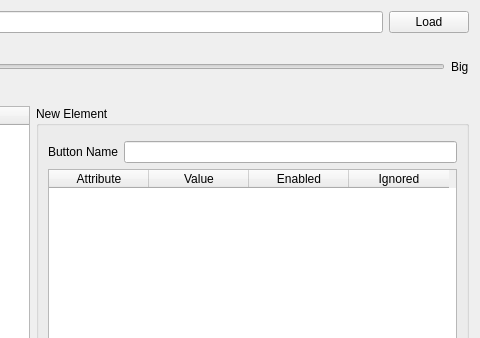
Before: the Qt Designer form ProductionTools/FieldToolBox/field_setup.ui in dsgoficial/DsgTools, drawn with Qt 5; both pictures show x 261 to 741 and y 0 to 338 of the 741 by 631 pixel window.
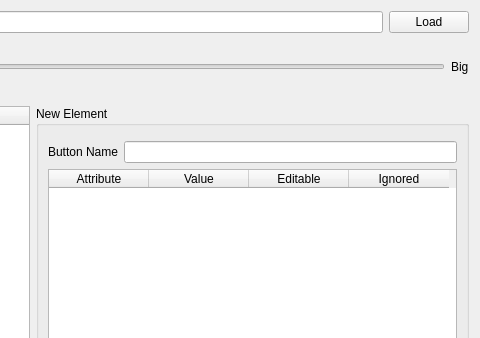
After: the same form once the commit is applied. Custom widgets are drawn as their Qt base class.

Patch:
```diff
--- a/ProductionTools/FieldToolBox/field_setup.ui
+++ b/ProductionTools/FieldToolBox/field_setup.ui
@@ -194,7 +194,7 @@
           </column>
           <column>
            <property name="text">
-            <string>Enabled</string>
+            <string>Editable</string>
            </property>
           </column>
           <column>
```
